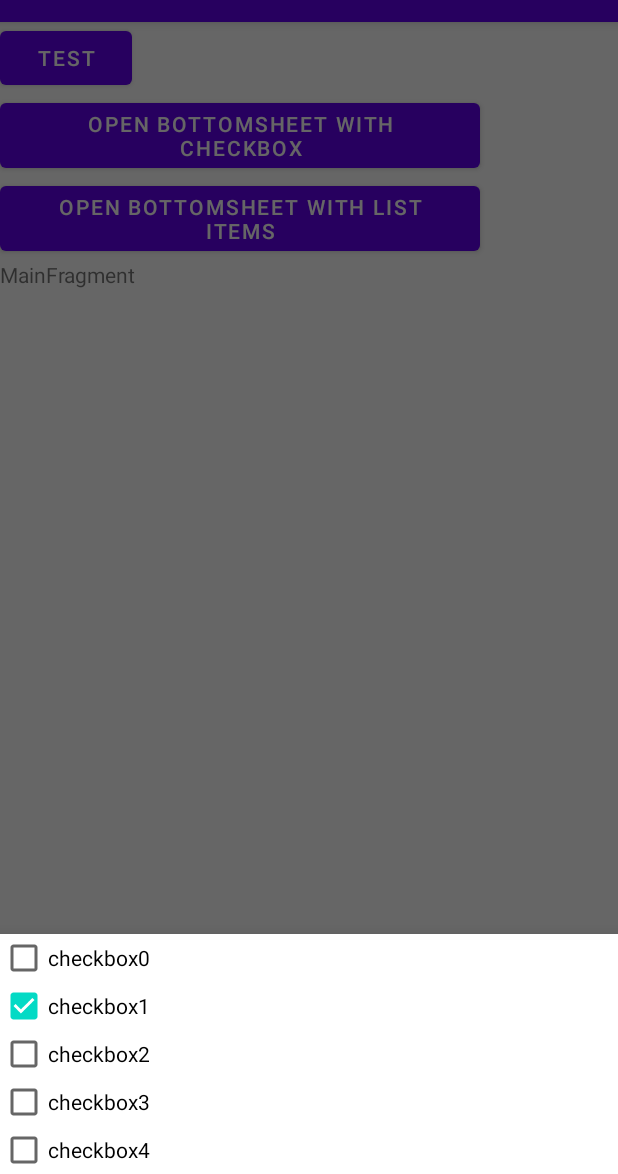
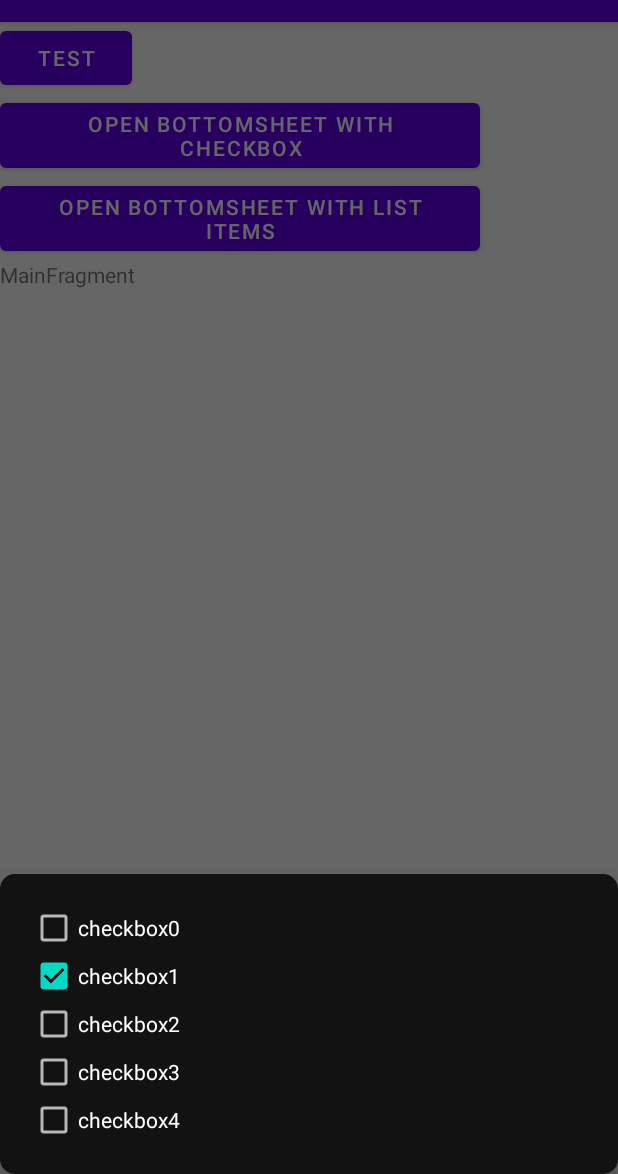
Before and after one commit to JandemX/new_dialog_architecture, an Android app: the screen it shows after launch (MainActivity), after a tap on "OPEN BOTTOMSHEET WITH CHECKBOX", on a phone screen of 412 x 824 dp, the part 62-1236 px from its top. Run offline under Robolectric (Android 15) with nearby library versions, the phone set to English and light mode, and no system bars; our stand-ins replace Dagger/Hilt's generated code; 4 statements that could not run were skipped; 2 other taps on this screen came first.

Commit message:
add dialog styles

```diff
--- a/app/build.gradle
+++ b/app/build.gradle
@@ -1,6 +1,7 @@
 plugins {
     id 'com.android.application'
     id 'kotlin-android'
+    id 'kotlin-parcelize'
 }
 
 android {
--- a/app/src/main/java/com/example/new_dialog_architecture/arch/DialogDslTest.kt
+++ b/app/src/main/java/com/example/new_dialog_architecture/arch/DialogDslTest.kt
@@ -8,6 +8,7 @@ import androidx.fragment.app.DialogFragment
 import androidx.fragment.app.Fragment
 import com.google.android.material.bottomsheet.BottomSheetDialogFragment
 import kotlin.properties.ReadWriteProperty
+import kotlin.reflect.KFunction2
 import kotlin.reflect.KMutableProperty0
 import kotlin.reflect.KProperty
 
@@ -63,21 +64,11 @@ data class DialogBuilder<Event, State>(
             singleChoice
     )
 
-    companion object {
-        fun <Event, State> Fragment.dialog(view: DialogView<Event, State>, block: Builder<Event, State>.() -> Unit): DialogFragment {
-            return Builder(this.requireContext(), view).apply { block() }.build()
-        }
-
-        fun <Event, State> Fragment.bottomSheet(view: DialogView<Event, State>, block: Builder<Event, State>.() -> Unit): BottomSheetDialogFragment {
-            return Builder(this.requireContext(), view).apply { block() }.buildBottomSheet()
-        }
-    }
-}
-
-class Builder<Event, State>(context: Context, private val view: DialogView<Event, State>) {
+    class Builder<Event, State>(context: Context, view: DialogView<Event, State>) {
         val alertContext: Context = context
         val layoutId: Int = view.layoutId
-    val contentView: (View, StateDialog<Event, State>) -> Unit = view::setView
+
+        var contentView: KFunction2<View, StateDialog<Event, State>, Unit> = view::setView
 
         var initialState: State? = null
 
@@ -95,6 +86,18 @@ class Builder<Event, State>(context: Context, private val view: DialogView<Event
         fun buildBottomSheet() = DialogBuilder(this).buildBottomSheet()
     }
 
+    companion object {
+        fun <Event, State> Fragment.dialog(view: DialogView<Event, State>, block: Builder<Event, State>.() -> Unit): DialogFragment {
+            return Builder(this.requireContext(), view).apply { block() }.build()
+        }
+
+        fun <Event, State> Fragment.bottomSheet(view: DialogView<Event, State>, block: Builder<Event, State>.() -> Unit): BottomSheetDialogFragment {
+            return Builder(this.requireContext(), view).apply { block() }.buildBottomSheet()
+        }
+    }
+}
+
+
 @Suppress("unused")
 fun <T> Fragment.argument() = object : ReadWriteProperty<Fragment, T> {
     override fun setValue(thisRef: Fragment, property: KProperty<*>, value: T) {
--- a/app/src/main/java/com/example/new_dialog_architecture/arch/StateFullBottomSheetDialog.kt
+++ b/app/src/main/java/com/example/new_dialog_architecture/arch/StateFullBottomSheetDialog.kt
@@ -9,6 +9,7 @@ import android.widget.Button
 import android.widget.FrameLayout
 import android.widget.TextView
 import androidx.core.view.isVisible
+import androidx.fragment.app.DialogFragment
 import androidx.fragment.app.viewModels
 import androidx.lifecycle.ViewModel
 import androidx.lifecycle.ViewModelProvider
@@ -19,6 +20,7 @@ import kotlinx.coroutines.flow.collect
 import kotlinx.coroutines.flow.drop
 import kotlinx.coroutines.flow.onEach
 import kotlinx.coroutines.launch
+
 
 class StateFullBottomSheetDialog<Event, State> : StateDialog<Event, State>, BottomSheetDialogFragment() {
 
@@ -57,6 +59,11 @@ class StateFullBottomSheetDialog<Event, State> : StateDialog<Event, State>, Bott
     private var negativeButtonText: String by argument()
 
     private var singleChoice: Boolean by argument()
+
+    override fun onCreate(savedInstanceState: Bundle?) {
+        super.onCreate(savedInstanceState)
+        setStyle(DialogFragment.STYLE_NO_FRAME, R.style.AppBottomSheetDialogTheme);
+    }
 
     override fun onCreateView(inflater: LayoutInflater, container: ViewGroup?, savedInstanceState: Bundle?): View? {
         val mainView = inflater.inflate(R.layout.dialog_scaffold, container, false)
--- a/app/src/main/java/com/example/new_dialog_architecture/ui/main/MainFragment.kt
+++ b/app/src/main/java/com/example/new_dialog_architecture/ui/main/MainFragment.kt
@@ -52,7 +52,6 @@ class MainFragment : DaggerFragment() {
                     singleChoice = true
                 }.show(this, "test")
             }
-            childFragmentManager.executePendingTransactions()
         }
 
         buttonBottomSheetCheckbox.setOnClickListener {
@@ -67,9 +66,7 @@ class MainFragment : DaggerFragment() {
             childFragmentManager.beginTransaction().apply {
                 bottomSheet(ItemListDialogView()) {
                     initialState = ListDialogState(List(5) { "listitem$it" })
-                    onPositiveAction = {
-                        it
-                    }
+                    onPositiveAction = { it }
                     singleChoice = true
                 }.show(this, "test")
             }
--- a/app/src/main/java/com/example/new_dialog_architecture/ui/main/SomeAdapter.kt
+++ b/app/src/main/java/com/example/new_dialog_architecture/ui/main/SomeAdapter.kt
@@ -19,7 +19,6 @@ class SomeAdapter(private val state: List<String>, private val click: (String) -
 
 }
 
-
 class SomeViewHolder(view: View) : RecyclerView.ViewHolder(view) {
     private val text: TextView = view.findViewById(android.R.id.text1)
 
--- /dev/null
+++ b/app/src/main/res/drawable/dialog_bg.xml
@@ -0,0 +1,10 @@
+<?xml version="1.0" encoding="utf-8"?>
+<shape xmlns:android="http://schemas.android.com/apk/res/android">
+    <solid android:color="?attr/colorSurface" />
+    <corners android:radius="10dp" />
+    <padding
+        android:bottom="10dp"
+        android:left="10dp"
+        android:right="10dp"
+        android:top="10dp" />
+</shape>
--- a/app/src/main/res/layout/dialog_scaffold.xml
+++ b/app/src/main/res/layout/dialog_scaffold.xml
@@ -2,6 +2,7 @@
 <androidx.constraintlayout.widget.ConstraintLayout xmlns:android="http://schemas.android.com/apk/res/android"
     xmlns:app="http://schemas.android.com/apk/res-auto"
     android:layout_width="match_parent"
+    style="@style/AppDialogTheme"
     android:layout_height="match_parent">
 
     <TextView
--- /dev/null
+++ b/app/src/main/res/values/styles.xml
@@ -0,0 +1,16 @@
+<?xml version="1.0" encoding="utf-8"?>
+<resources>
+
+    <style name="AppDialogTheme" parent="Theme.MaterialComponents.DayNight.Dialog.Alert">
+        <item name="android:background">@drawable/dialog_bg</item>
+    </style>
+
+    <style name="AppBottomSheetDialogTheme" parent="Theme.MaterialComponents.BottomSheetDialog">
+        <item name="bottomSheetStyle">@style/AppModalStyle</item>
+    </style>
+
+    <style name="AppModalStyle" parent="Widget.Design.BottomSheet.Modal">
+        <item name="android:background">@drawable/dialog_bg</item>
+    </style>
+
+</resources>
```
Also changed, not shown: app/src/main/java/com/example/new_dialog_architecture/arch/StateFullInteractionDialog.kt (+13 -3 lines). Lines whose indentation alone changed are shown as unchanged.
